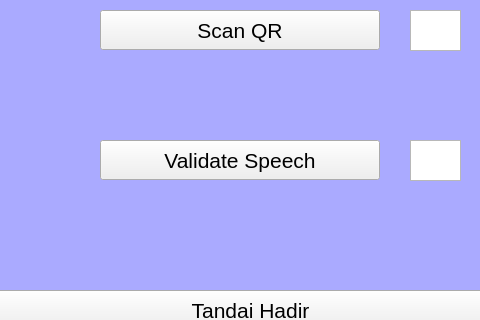
First picture: the form in presence.ui, repository DnA2702/ReksismulKel7, before the edit; both pictures show x 150 to 630 and y 170 to 490 of the 800 by 600 pixel window.
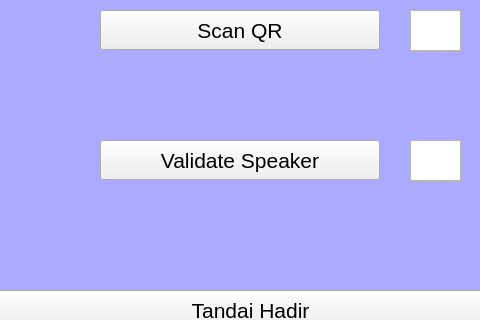
Second picture: the form after the edit.

Commit message: ubah gui dikit

What changed in the file:
```diff
--- a/presence.ui
+++ b/presence.ui
@@ -65,7 +65,7 @@
      </font>
     </property>
     <property name="text">
-     <string>Validate Speech</string>
+     <string>Validate Speaker</string>
     </property>
    </widget>
    <widget class="QPushButton" name="pushButton_9">
```
The commit also changes 4 other files.
